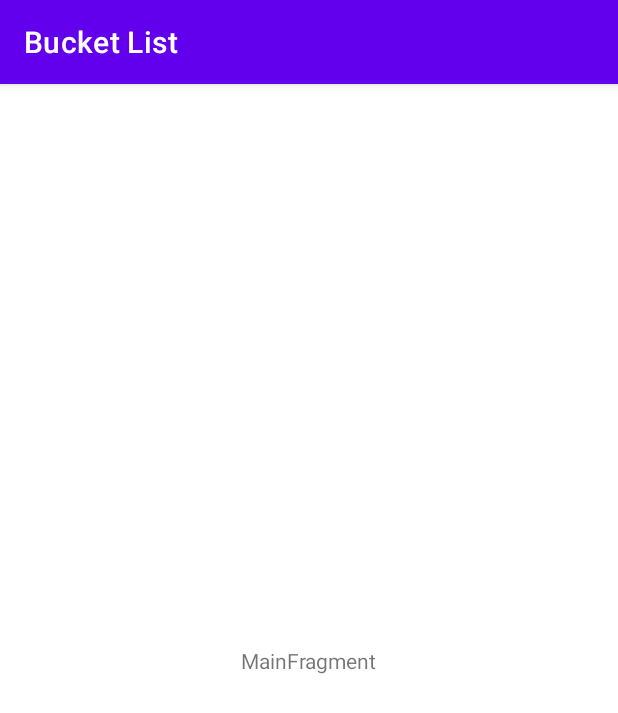
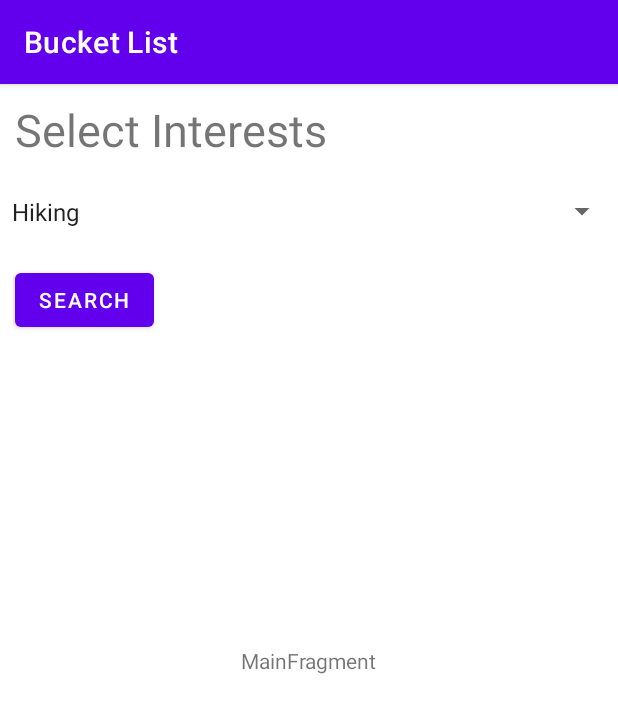
Before and after one commit to marti5a6/Bucket-List, an Android app: the screen it shows after launch (MainActivity), on a phone screen of 412 x 824 dp. Shown: the top 713 px of the screen. Run offline under Robolectric (Android 15) with nearby library versions, the phone set to English and light mode, and no system bars.

Commit message:
Revert "My Code Review 1"
This reverts commit 8ad86c36639efc85151d01dffe95ae54ff344ad6.

```diff
--- a/app/build.gradle
+++ b/app/build.gradle
@@ -36,10 +36,7 @@ dependencies {
 
     implementation 'com.squareup.retrofit2:retrofit:2.7.1'
     implementation 'com.squareup.retrofit2:converter-gson:2.7.1'
-    //location service library
-    implementation'com.google.android.gns:play-services-location:17.0.0'
-    //Notification library
-    implementation "com.android.support:support-compat:28.0.0"
+
     implementation "org.jetbrains.kotlin:kotlin-stdlib:$kotlin_version"
     implementation 'androidx.core:core-ktx:1.5.0'
     implementation 'androidx.appcompat:appcompat:1.3.0'
--- a/app/src/main/AndroidManifest.xml
+++ b/app/src/main/AndroidManifest.xml
@@ -1,15 +1,6 @@
 <?xml version="1.0" encoding="utf-8"?>
 <manifest xmlns:android="http://schemas.android.com/apk/res/android"
     package="com.bucketlist">
-    <!--Give Internet Permission and Location Permission-->
-    <uses-permission android:name="android.permission.INTERNET" />
-    <uses-permission android:name="android.permission.ACCESS_NETWORK_STATE" />
-    <uses-permission android:name="android.permission.ACCESS_WIFI_STATE" />
-    <uses-permission android:name="android.permission.WRITE_EXTERNAL_STORAGE" />
-    <uses-permission android:name="android.permission.READ_EXTERNAL_STORAGE" />
-    <uses-permission android:name="android.permission.ACCESS_COARSE_LOCATION" />
-    <uses-permission android:name="android.permission.ACCESS_FINE_LOCATION" />
-
 
     <application
         android:allowBackup="true"
--- a/app/src/main/java/com/bucketlist/MainActivity.kt
+++ b/app/src/main/java/com/bucketlist/MainActivity.kt
@@ -2,6 +2,8 @@ package com.bucketlist
 
 import androidx.appcompat.app.AppCompatActivity
 import android.os.Bundle
+import android.widget.ArrayAdapter
+import android.widget.Spinner
 import com.bucketlist.ui.main.MainFragment
 
 class MainActivity : AppCompatActivity() {
@@ -14,5 +16,17 @@ class MainActivity : AppCompatActivity() {
                 .replace(R.id.container, MainFragment.newInstance())
                 .commitNow()
         }
+        val spinner: Spinner = findViewById(R.id.interests_spinner)
+// Create an ArrayAdapter using the string array and a default spinner layout
+        ArrayAdapter.createFromResource(
+            this,
+            R.array.interests_array,
+            android.R.layout.simple_spinner_item
+        ).also { adapter ->
+            // Specify the layout to use when the list of choices appears
+            adapter.setDropDownViewResource(android.R.layout.simple_spinner_dropdown_item)
+            // Apply the adapter to the spinner
+            spinner.adapter = adapter
+        }
     }
 }
--- a/app/src/main/java/com/bucketlist/dao/ILocalBucketListItemDAO.kt
+++ b/app/src/main/java/com/bucketlist/dao/ILocalBucketListItemDAO.kt
@@ -10,11 +10,11 @@ interface ILocalBucketListItemDAO {
     fun getAll()  : LiveData<List<BucketListItem>>
 
     @Insert(onConflict = OnConflictStrategy.REPLACE)
-    fun insertAll(plants: ArrayList<BucketListItem>)
+    fun insertAll(bucketlistitems: BucketListItem)
 
     @Delete
-    fun delete(plant: BucketListItem)
+    fun delete(bucketlistitem: BucketListItem)
 
     @Insert
-    fun save(plant: BucketListItem)
+    fun save(bucketlistitem: BucketListItem)
 }
--- a/app/src/main/java/com/bucketlist/dto/LocationDetails.kt
+++ /dev/null
@@ -1,5 +0,0 @@
-package com.bucketlist.dto
-
-data class LocationDetails(val longitude: String, val latitude: String){
-
-}
--- a/app/src/main/java/com/bucketlist/ui/main/MainFragment.kt
+++ b/app/src/main/java/com/bucketlist/ui/main/MainFragment.kt
@@ -9,18 +9,26 @@ import android.view.ViewGroup
 import com.bucketlist.R
 
 class MainFragment : Fragment() {
+
+    companion object {
+        fun newInstance() = MainFragment()
+    }
+
     private lateinit var viewModel: MainViewModel
+
     override fun onCreateView(
         inflater: LayoutInflater, container: ViewGroup?,
         savedInstanceState: Bundle?
     ): View {
         return inflater.inflate(R.layout.main_fragment, container, false)
     }
+
     override fun onActivityCreated(savedInstanceState: Bundle?) {
         super.onActivityCreated(savedInstanceState)
-               viewModel = ViewModelProvider(this).get(MainViewModel::class.java)
+        viewModel = ViewModelProvider(this).get(MainViewModel::class.java)
+        // TODO: Use the ViewModel
     }
-    companion object {
-        fun newInstance() = MainFragment()
-    }
+
+
+
 }
--- a/app/src/main/java/com/bucketlist/ui/main/MainViewModel.kt
+++ b/app/src/main/java/com/bucketlist/ui/main/MainViewModel.kt
@@ -1,13 +1,17 @@
 package com.bucketlist.ui.main
 
+import android.content.ContentValues.TAG
+import android.net.Uri
+import android.util.Log
 import androidx.lifecycle.MutableLiveData
 import androidx.lifecycle.ViewModel
+import androidx.lifecycle.viewModelScope
 import com.bucketlist.dto.BucketListItem
 
 class MainViewModel : ViewModel() {
-    //Use of Array list to get and set bucket list items
     private var _bucketlistitems: MutableLiveData<ArrayList<BucketListItem>> = MutableLiveData<ArrayList<BucketListItem>>()
-    var bucketlistitems:MutableLiveData<ArrayList<BucketListItem>>
+
+    internal var bucketlistitems:MutableLiveData<ArrayList<BucketListItem>>
         get () {return _bucketlistitems}
         set (value) {_bucketlistitems = value}
 }
--- a/app/src/main/res/layout/main_activity.xml
+++ b/app/src/main/res/layout/main_activity.xml
@@ -4,4 +4,29 @@
     android:id="@+id/container"
     android:layout_width="match_parent"
     android:layout_height="match_parent"
-    tools:context=".MainActivity" />
+    tools:context=".MainActivity" >
+
+    <Spinner
+        android:id="@+id/interests_spinner"
+        android:layout_width="match_parent"
+        android:layout_height="50dp"
+        android:layout_marginTop="60dp" />
+
+    <TextView
+        android:id="@+id/textView"
+        android:layout_width="match_parent"
+        android:layout_height="50dp"
+        android:layout_margin="10dp"
+        android:text="@string/bucketListItems"
+        android:textSize="30sp"
+        android:typeface="normal" />
+
+    <Button
+        android:id="@+id/search_button"
+        android:layout_width="wrap_content"
+        android:layout_height="wrap_content"
+        android:layout_marginStart="10dp"
+        android:layout_marginTop="120dp"
+        android:text="@android:string/search_go" />
+
+</FrameLayout>
--- a/app/src/main/res/values/strings.xml
+++ b/app/src/main/res/values/strings.xml
@@ -1,3 +1,10 @@
 <resources>
     <string name="app_name">Bucket List</string>
+    <string-array name="interests_array">
+        <item>Hiking</item>
+        <item>Haunted</item>
+        <item>Guitar</item>
+        <item>Railroad</item>
+    </string-array>
+    <string name="bucketListItems">Select Interests</string>
 </resources>
```
Also changed, not shown: app/src/main/res/layout/main_fragment.xml (line endings or trailing spaces).
